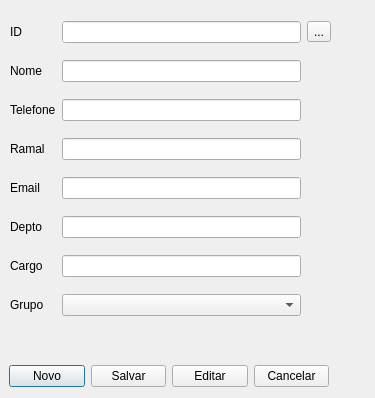
First picture: the form in gerenciapessoas.ui, repository brunosr1985/TCC_NayBru, before the edit.
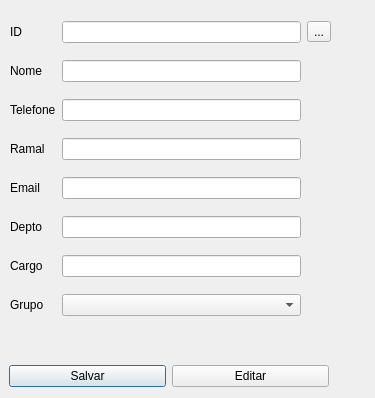
Second picture: the form after the edit.

Diff of the .ui file:
```diff
--- a/gerenciapessoas.ui
+++ b/gerenciapessoas.ui
@@ -23,13 +23,6 @@
     </rect>
    </property>
    <layout class="QHBoxLayout" name="horizontalLayout">
-    <item>
-     <widget class="QPushButton" name="novaPessoa">
-      <property name="text">
-       <string>Novo</string>
-      </property>
-     </widget>
-    </item>
     <item>
      <widget class="QPushButton" name="Pessoa_Salvar">
       <property name="text">
@@ -44,16 +37,9 @@
       </property>
      </widget>
     </item>
-    <item>
-     <widget class="QPushButton" name="Pessoa_Cancelar">
-      <property name="text">
-       <string>Cancelar</string>
-      </property>
-     </widget>
-    </item>
    </layout>
   </widget>
-  <widget class="QWidget" name="">
+  <widget class="QWidget" name="layoutWidget">
    <property name="geometry">
     <rect>
      <x>10</x>
```
